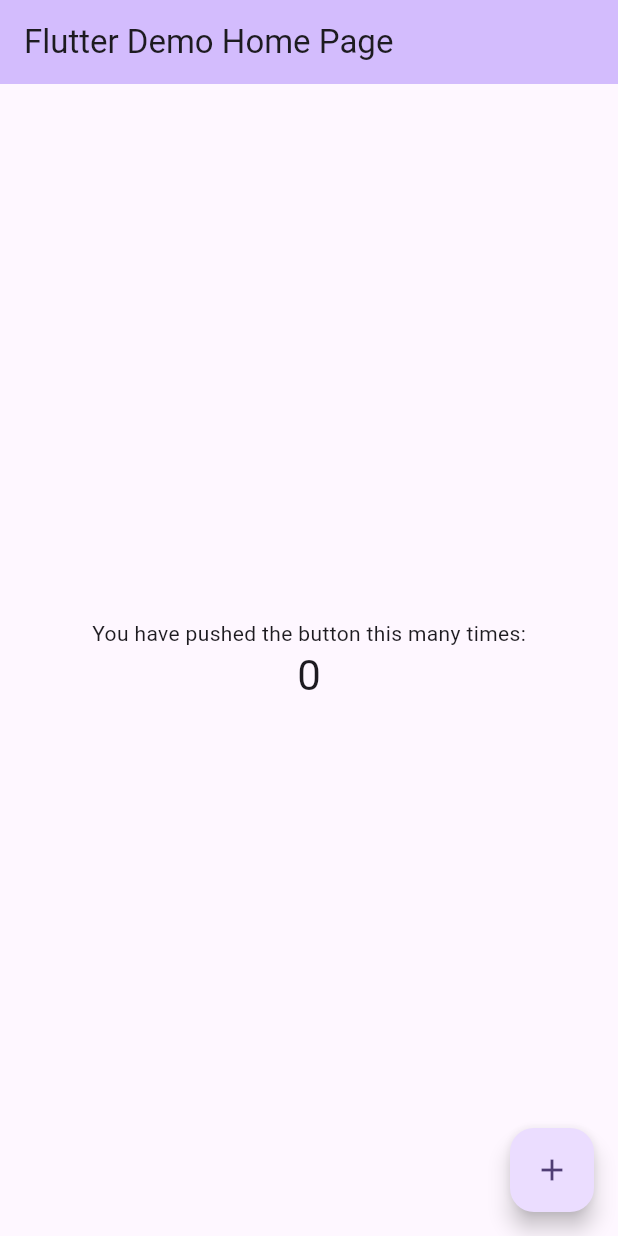
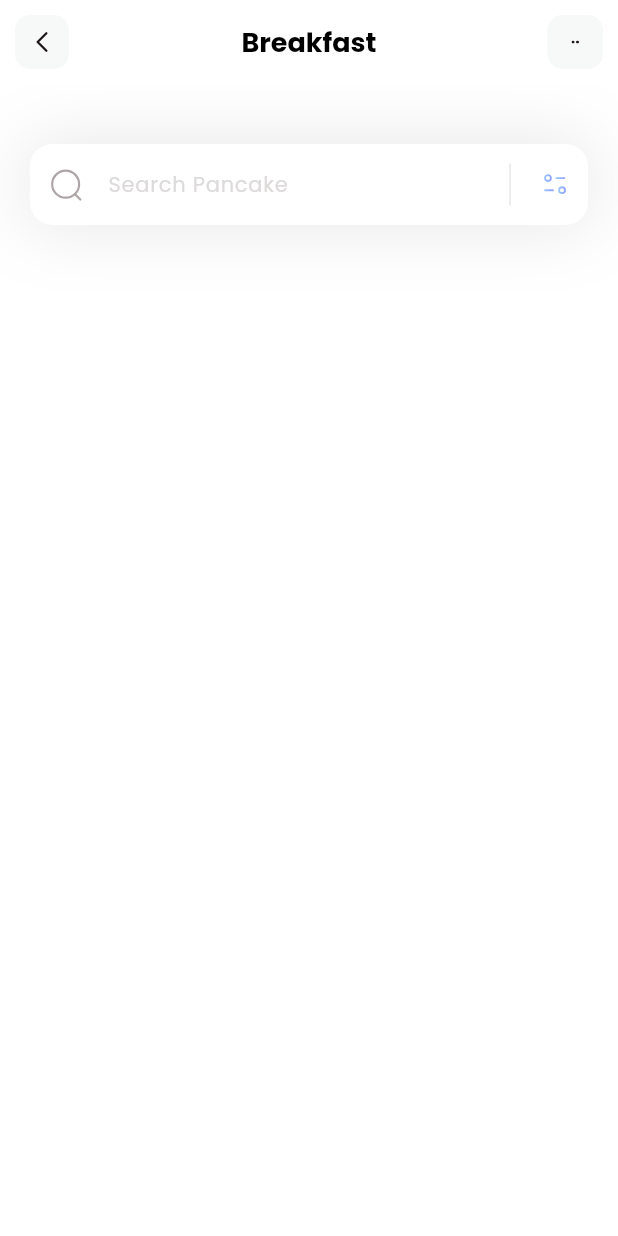
Before and after one commit to emitsianis/LearningFlutter, a Flutter app: the screen it shows after launch, on a phone screen of 412 x 824 dp. Run offline on Flutter 3.47's test engine with Material 3 defaults, Android fonts, the phone set to English and light mode, and no system bars; our stand-ins replace flutter_svg.

Commit message:
Add: AppBar, SearchField

```diff
--- a/lib/main.dart
+++ b/lib/main.dart
@@ -1,4 +1,5 @@
 import 'package:flutter/material.dart';
+import 'pages/home.dart';
 
 void main() {
   runApp(const MyApp());
@@ -7,119 +8,12 @@ void main() {
 class MyApp extends StatelessWidget {
   const MyApp({super.key});
 
-  // This widget is the root of your application.
   @override
   Widget build(BuildContext context) {
     return MaterialApp(
-      title: 'Flutter Demo',
-      theme: ThemeData(
-        // This is the theme of your application.
-        //
-        // TRY THIS: Try running your application with "flutter run". You'll see
-        // the application has a purple toolbar. Then, without quitting the app,
-        // try changing the seedColor in the colorScheme below to Colors.green
-        // and then invoke "hot reload" (save your changes or press the "hot
-        // reload" button in a Flutter-supported IDE, or press "r" if you used
-        // the command line to start the app).
-        //
-        // Notice that the counter didn't reset back to zero; the application
-        // state is not lost during the reload. To reset the state, use hot
-        // restart instead.
-        //
-        // This works for code too, not just values: Most code changes can be
-        // tested with just a hot reload.
-        colorScheme: ColorScheme.fromSeed(seedColor: Colors.deepPurple),
-        useMaterial3: true,
-      ),
-      home: const MyHomePage(title: 'Flutter Demo Home Page'),
+      debugShowCheckedModeBanner: false,
+      theme: ThemeData(fontFamily: 'Poppins'),
+      home: HomePage(),
     );
   }
 }
-
-class MyHomePage extends StatefulWidget {
-  const MyHomePage({super.key, required this.title});
-
-  // This widget is the home page of your application. It is stateful, meaning
-  // that it has a State object (defined below) that contains fields that affect
-  // how it looks.
-
-  // This class is the configuration for the state. It holds the values (in this
-  // case the title) provided by the parent (in this case the App widget) and
-  // used by the build method of the State. Fields in a Widget subclass are
-  // always marked "final".
-
-  final String title;
-
-  @override
-  State<MyHomePage> createState() => _MyHomePageState();
-}
-
-class _MyHomePageState extends State<MyHomePage> {
-  int _counter = 0;
-
-  void _incrementCounter() {
-    setState(() {
-      // This call to setState tells the Flutter framework that something has
-      // changed in this State, which causes it to rerun the build method below
-      // so that the display can reflect the updated values. If we changed
-      // _counter without calling setState(), then the build method would not be
-      // called again, and so nothing would appear to happen.
-      _counter++;
-    });
-  }
-
-  @override
-  Widget build(BuildContext context) {
-    // This method is rerun every time setState is called, for instance as done
-    // by the _incrementCounter method above.
-    //
-    // The Flutter framework has been optimized to make rerunning build methods
-    // fast, so that you can just rebuild anything that needs updating rather
-    // than having to individually change instances of widgets.
-    return Scaffold(
-      appBar: AppBar(
-        // TRY THIS: Try changing the color here to a specific color (to
-        // Colors.amber, perhaps?) and trigger a hot reload to see the AppBar
-        // change color while the other colors stay the same.
-        backgroundColor: Theme.of(context).colorScheme.inversePrimary,
-        // Here we take the value from the MyHomePage object that was created by
-        // the App.build method, and use it to set our appbar title.
-        title: Text(widget.title),
-      ),
-      body: Center(
-        // Center is a layout widget. It takes a single child and positions it
-        // in the middle of the parent.
-        child: Column(
-          // Column is also a layout widget. It takes a list of children and
-          // arranges them vertically. By default, it sizes itself to fit its
-          // children horizontally, and tries to be as tall as its parent.
-          //
-          // Column has various properties to control how it sizes itself and
-          // how it positions its children. Here we use mainAxisAlignment to
-          // center the children vertically; the main axis here is the vertical
-          // axis because Columns are vertical (the cross axis would be
-          // horizontal).
-          //
-          // TRY THIS: Invoke "debug painting" (choose the "Toggle Debug Paint"
-          // action in the IDE, or press "p" in the console), to see the
-          // wireframe for each widget.
-          mainAxisAlignment: MainAxisAlignment.center,
-          children: <Widget>[
-            const Text(
-              'You have pushed the button this many times:',
-            ),
-            Text(
-              '$_counter',
-              style: Theme.of(context).textTheme.headlineMedium,
-            ),
-          ],
-        ),
-      ),
-      floatingActionButton: FloatingActionButton(
-        onPressed: _incrementCounter,
-        tooltip: 'Increment',
-        child: const Icon(Icons.add),
-      ), // This trailing comma makes auto-formatting nicer for build methods.
-    );
-  }
-}
--- /dev/null
+++ b/lib/pages/home.dart
@@ -0,0 +1,120 @@
+import 'package:flutter/material.dart';
+import 'package:flutter_svg/flutter_svg.dart';
+
+class HomePage extends StatelessWidget {
+  const HomePage({super.key});
+
+  @override
+  Widget build(BuildContext context) {
+    return Scaffold(
+      appBar: buildAppBar(),
+      backgroundColor: Colors.white,
+      body: Column(children: [
+        buildContainer(),
+      ]),
+    );
+  }
+
+  Container buildContainer() {
+    return Container(
+      margin: EdgeInsets.only(top: 40, left: 20, right: 20),
+      decoration: BoxDecoration(
+        boxShadow: [
+          BoxShadow(
+              color: Color(0xff1D1617).withOpacity(0.11),
+              blurRadius: 40,
+              spreadRadius: 0
+          ),
+        ],
+      ),
+      child: TextField(
+        decoration: InputDecoration(
+            filled: true,
+            fillColor: Colors.white,
+            contentPadding: EdgeInsets.all(15),
+            hintText: 'Search Pancake',
+            hintStyle: TextStyle(
+              color: Color(0xffDDDADA),
+              fontSize: 14,
+            ),
+            prefixIcon: Padding(
+              padding: const EdgeInsets.all(12),
+              child: SvgPicture.asset('assets/icons/Search.svg'),
+            ),
+            suffixIcon: Container(
+              width: 100,
+              child: IntrinsicHeight(
+                child: Row(
+                  mainAxisAlignment: MainAxisAlignment.end,
+                  children: [
+                    VerticalDivider(
+                      color: Colors.black,
+                      indent: 10,
+                      endIndent: 10,
+                      thickness: 0.1,
+                    ),
+                    Padding(
+                      padding: const EdgeInsets.all(12),
+                      child: SvgPicture.asset('assets/icons/Filter.svg'),
+                    ),
+                  ],
+                ),
+              ),
+            ),
+            border: OutlineInputBorder(
+        borderRadius: BorderRadius.circular(15),
+        borderSide: BorderSide.none,
+      ),
+    ),)
+    ,
+    );
+  }
+
+  AppBar buildAppBar() {
+    return AppBar(
+      title: Text(
+        'Breakfast',
+        style: TextStyle(
+          color: Colors.black,
+          fontSize: 18,
+          fontWeight: FontWeight.bold,
+        ),
+      ),
+      backgroundColor: Colors.white,
+      elevation: 0,
+      centerTitle: true,
+      leading: GestureDetector(
+        onTap: () {},
+        child: Container(
+          margin: EdgeInsets.all(10),
+          decoration: BoxDecoration(
+            color: Color(0xffF7F8F8),
+            borderRadius: BorderRadius.circular(10),
+          ),
+          alignment: Alignment.center,
+          child: SvgPicture.asset(
+            'assets/icons/arrow-left.svg',
+            width: 20,
+            height: 20,
+          ),
+        ),
+      ),
+      actions: [
+        Container(
+          margin: EdgeInsets.all(10),
+          decoration: BoxDecoration(
+            color: Color(0xffF7F8F8),
+            borderRadius: BorderRadius.circular(10),
+          ),
+          alignment: Alignment.center,
+          width: 37,
+          child: SvgPicture.asset(
+            'assets/icons/dots.svg',
+            width: 5,
+            height: 5,
+          ),
+        ),
+      ],
+    );
+  }
+}
```
Also changed, not shown: pubspec.yaml (+19 -17 lines), assets/icons/Filter.svg (added), assets/icons/Search.svg (added), assets/icons/arrow-left.svg (added), assets/icons/blueberry-pancake.svg (added), assets/icons/button.svg (added), assets/icons/canai-bread.svg (added), assets/icons/dots.svg (added), assets/icons/honey-pancakes.svg (added), assets/icons/orange-snacks.svg (added), assets/icons/pancakes.svg (added), assets/icons/pie.svg (added), assets/icons/plate.svg (added), assets/icons/salmon-nigiri.svg (added), 5 more files.
